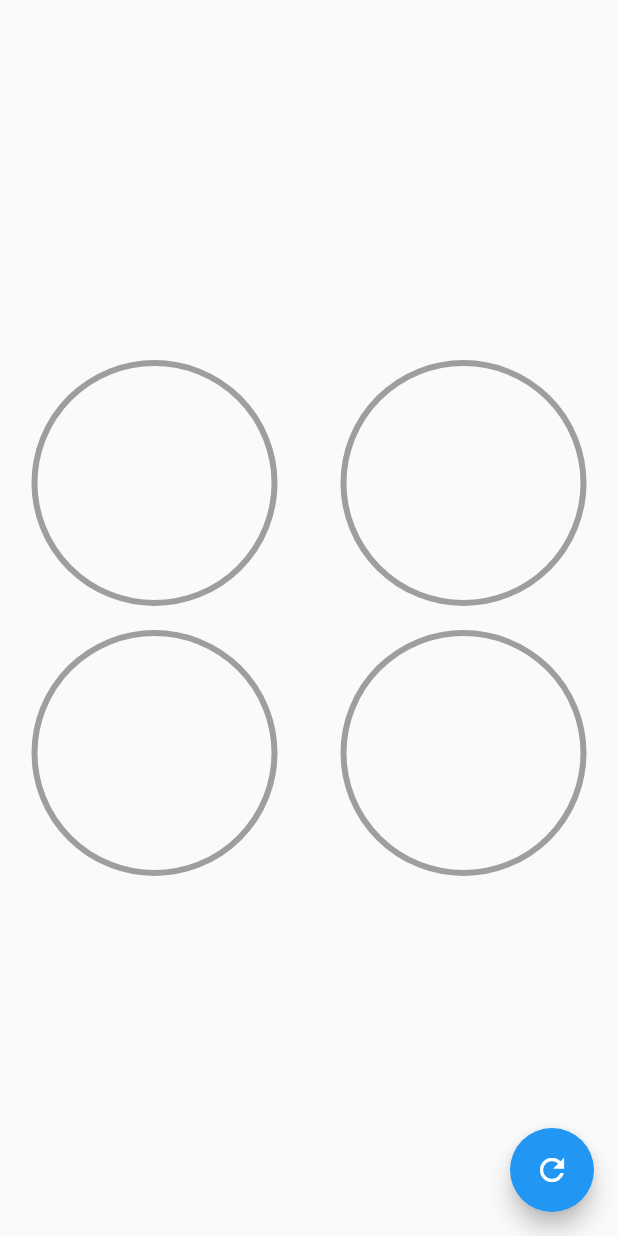
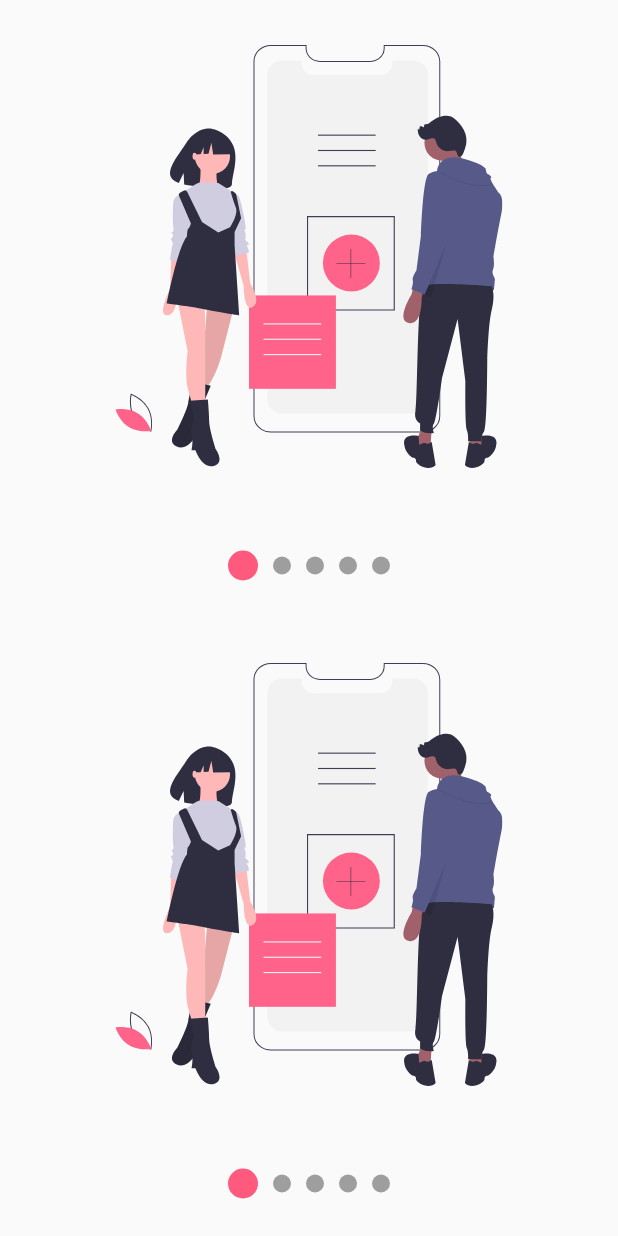
Before and after one commit to iKurito/fl_disenos_app, a Flutter app: the screen it shows after launch, on a phone screen of 412 x 824 dp. Run offline on Flutter 3.47's test engine with Material 2 defaults, Android fonts, the phone set to English and light mode, and no system bars; our stand-ins replace flutter_svg.

Commit message:
slideshow design

```diff
--- a/lib/main.dart
+++ b/lib/main.dart
@@ -12,7 +12,7 @@
     return const MaterialApp(
       debugShowCheckedModeBanner: false,
       title: 'Diseños App',
-      home: GraficasCircularesPage()
+      home: SlideshowPage()
     );
   }
 }
--- /dev/null
+++ b/lib/src/labs/slideshow_page.dart
@@ -0,0 +1,133 @@
+import 'package:fl_disenos_app/src/models/slider_model.dart';
+import 'package:flutter/material.dart';
+import 'package:flutter_svg/flutter_svg.dart';
+import 'package:provider/provider.dart';
+
+class SlideShowPage extends StatelessWidget {
+
+  const SlideShowPage({Key? key}) : super(key: key);
+
+  @override
+  Widget build(BuildContext context) {
+    return ChangeNotifierProvider(
+      create: (_) => SliderModel(),
+      child: Scaffold(
+        body: Center(
+           child: Column(
+            children: const [
+              Expanded(
+                child: _Slides()
+              ),
+              _Dots()
+            ],
+           )
+        ),
+      ),
+    );
+  }
+}
+
+class _Dots extends StatelessWidget {
+  const _Dots({Key? key}) : super(key: key);
+
+  @override
+  Widget build(BuildContext context) {
+    return SizedBox(
+      width: double.infinity,
+      height: 70,
+      // color: Colors.red,
+      child: Row(
+        mainAxisAlignment: MainAxisAlignment.center,
+        children: const [
+          _Dot(index: 0),
+          _Dot(index: 1),
+          _Dot(index: 2)
+        ],
+      )
+    );
+  }
+}
+
+class _Dot extends StatelessWidget {
+  const _Dot({
+    Key? key,
+    required this.index,
+  }) : super(key: key);
+
+  final int index;
+
+  @override
+  Widget build(BuildContext context) {
+    final pageViewIndex = Provider.of<SliderModel>(context).currentPage;
+
+    return AnimatedContainer(
+      duration: const Duration(milliseconds: 200),
+      width: 12,
+      height: 12,
+      margin: const EdgeInsets.symmetric(horizontal: 5),
+      decoration: BoxDecoration(
+        color: (pageViewIndex >= index - 0.5 && pageViewIndex < index + 0.5) ? Colors.blue : Colors.grey,
+        shape: BoxShape.circle
+      ),
+    );
+  }
+}
+
+class _Slides extends StatefulWidget {
+  const _Slides({Key? key}) : super(key: key);
+
+  @override
+  State<_Slides> createState() => _SlidesState();
+}
+
+class _SlidesState extends State<_Slides> {
+  final pageViewController = PageController();
+
+  @override
+  void initState() {
+    super.initState();
+    pageViewController.addListener(() {
+      Provider.of<SliderModel>(context, listen: false).currentPage = pageViewController.page!;
+    });
+  }
+
+  @override
+  void dispose() {
+    pageViewController.dispose();
+    super.dispose();
+  }
+
+  @override
+  Widget build(BuildContext context) {
+    return Container(
+      child: PageView(
+        controller: pageViewController,
+        physics: const BouncingScrollPhysics(),
+        children: const <Widget> [
+          _Slide(svg: 'assets/svgs/slide-1.svg'),
+          _Slide(svg: 'assets/svgs/slide-2.svg'),
+          _Slide(svg: 'assets/svgs/slide-3.svg'),
+        ],
+      )
+    );
+  }
+}
+
+class _Slide extends StatelessWidget {
+  const _Slide({
+    Key? key,
+    required this.svg
+  }) : super(key: key);
+
+  final String svg;
+
+  @override
+  Widget build(BuildContext context) {
+    return Container(
+      width: double.infinity,
+      height: double.infinity,
+      padding: const EdgeInsets.all(30),
+      child: SvgPicture.asset(svg),
+    );
+  }
+}
--- /dev/null
+++ b/lib/src/models/slider_model.dart
@@ -0,0 +1,12 @@
+import 'package:flutter/material.dart';
+
+class SliderModel with ChangeNotifier {
+  double _currentPage = 0;
+
+  double get currentPage => _currentPage;
+
+  set currentPage(double value) {
+    _currentPage = value;
+    notifyListeners();
+  }
+}
--- a/lib/src/pages/pages.dart
+++ b/lib/src/pages/pages.dart
@@ -1,3 +1,4 @@
+export 'package:fl_disenos_app/src/pages/slideshow_page.dart';
 export 'package:fl_disenos_app/src/pages/graficas_circulares_page.dart';
 export 'package:fl_disenos_app/src/pages/animaciones_page.dart';
 export 'package:fl_disenos_app/src/pages/headers_page.dart';
--- /dev/null
+++ b/lib/src/pages/slideshow_page.dart
@@ -0,0 +1,45 @@
+import 'package:flutter/material.dart';
+
+import 'package:fl_disenos_app/src/widgets/widgets.dart';
+import 'package:flutter_svg/flutter_svg.dart';
+
+class SlideshowPage extends StatelessWidget {
+
+  const SlideshowPage({Key? key}) : super(key: key);
+
+  @override
+  Widget build(BuildContext context) {
+    return Scaffold(
+      body: Column(
+        children: const [
+          Expanded(child: MiSlideshow()),
+          Expanded(child: MiSlideshow()),
+        ],
+      )
+    );
+  }
+}
+
+class MiSlideshow extends StatelessWidget {
+  const MiSlideshow({
+    Key? key,
+  }) : super(key: key);
+
+  @override
+  Widget build(BuildContext context) {
+    return Slideshow(
+      bulletPrimario: 20,
+      bulletSecundario: 12,
+      // puntosArriba: true,
+      colorPrimario: const Color(0xffFF5A7E),
+      // colorSecundario: Colors.indigo,
+      slides: <Widget> [
+        SvgPicture.asset('assets/svgs/slide-1.svg'),
+        SvgPicture.asset('assets/svgs/slide-2.svg'),
+        SvgPicture.asset('assets/svgs/slide-3.svg'),
+        SvgPicture.asset('assets/svgs/slide-4.svg'),
+        SvgPicture.asset('assets/svgs/slide-5.svg'),
+      ],
+    );
+  }
+}
--- /dev/null
+++ b/lib/src/widgets/slideshow.dart
@@ -0,0 +1,237 @@
+import 'package:flutter/material.dart';
+
+import 'package:provider/provider.dart';
+
+class Slideshow extends StatelessWidget {
+  const Slideshow({
+    Key? key,
+    required this.slides,
+    this.puntosArriba = false,
+    this.colorPrimario = Colors.blue,
+    this.colorSecundario = Colors.grey,
+    this.bulletPrimario = 12,
+    this.bulletSecundario = 12
+  }) : super(key: key);
+
+  final List<Widget> slides;
+  final bool puntosArriba;
+  final Color colorPrimario;
+  final Color colorSecundario;
+  final double bulletPrimario;
+  final double bulletSecundario;
+
+  @override
+  Widget build(BuildContext context) {
+    return ChangeNotifierProvider(
+      create: (_) => _SlideshowModel(),
+      child: SafeArea(
+        child: Center(
+          child: Builder(
+            builder: (BuildContext context) {
+              Provider.of<_SlideshowModel>(context).colorPrimario = colorPrimario;
+              Provider.of<_SlideshowModel>(context).colorSecundario = colorSecundario;
+              Provider.of<_SlideshowModel>(context).bulletPrimario = bulletPrimario;
+              Provider.of<_SlideshowModel>(context).bulletSecundario = bulletSecundario;
+              return _CrearEstucturaSlideshow(puntosArriba: puntosArriba, slides: slides);
+            },
+          )
+        ),
+      ),
+    );
+  }
+}
+
+class _CrearEstucturaSlideshow extends StatelessWidget {
+  const _CrearEstucturaSlideshow({
+    Key? key,
+    required this.puntosArriba,
+    required this.slides,
+  }) : super(key: key);
+
+  final bool puntosArriba;
+  final List<Widget> slides;
+
+  @override
+  Widget build(BuildContext context) {
+    return Column(
+    children: [
+      if (puntosArriba)
+        _Dots(
+          size: slides.length,
+        ),
+      Expanded(
+        child: _Slides(slides: slides)
+      ),
+      if (!puntosArriba)
+        _Dots(
+          size: slides.length,
+        ),
+    ],
+    );
+  }
+}
+
+class _Dots extends StatelessWidget {
+  const _Dots({
+    Key? key,
+    required this.size,
+  }) : super(key: key);
+
+  final int size;
+
+  @override
+  Widget build(BuildContext context) {
+    return SizedBox(
+      width: double.infinity,
+      height: 70,
+      // color: Colors.red,
+      child: Row(
+        mainAxisAlignment: MainAxisAlignment.center,
+        children: List.generate(
+          size, (index) => _Dot(
+            index: index
+          )
+        ),
+      )
+    );
+  }
+}
+
+class _Dot extends StatelessWidget {
+  const _Dot({
+    Key? key,
+    required this.index,
+  }) : super(key: key);
+
+  final int index;
+
+  @override
+  Widget build(BuildContext context) {
+    final ssModel = Provider.of<_SlideshowModel>(context);
+    double tamano = 0;
+    Color color;
+
+    if (ssModel.currentPage >= index - 0.5 && ssModel.currentPage < index + 0.5) {
+      tamano = ssModel.bulletPrimario;
+      color = ssModel.colorPrimario;
+    } else {
+      tamano = ssModel.bulletSecundario;
+      color = ssModel.colorSecundario;
+    }
+
+    return AnimatedContainer(
+      duration: const Duration(milliseconds: 200),
+      width: tamano,
+      height: tamano,
+      margin: const EdgeInsets.symmetric(horizontal: 5),
+      decoration: BoxDecoration(
+        color: color,
+        shape: BoxShape.circle
+      ),
+    );
+  }
+}
+
+class _Slides extends StatefulWidget {
+  const _Slides({
+    Key? key,
+    required this.slides
+  }) : super(key: key);
+
+  final List<Widget> slides;
+
+  @override
+  State<_Slides> createState() => _SlidesState();
+}
+
+class _SlidesState extends State<_Slides> {
+  final pageViewController = PageController();
+
+  @override
+  void initState() {
+    super.initState();
+    pageViewController.addListener(() {
+      Provider.of<_SlideshowModel>(context, listen: false).currentPage = pageViewController.page!;
+    });
+  }
+
+  @override
+  void dispose() {
+    pageViewController.dispose();
+    super.dispose();
+  }
+
+  @override
+  Widget build(BuildContext context) {
+    return Container(
+      child: PageView(
+        controller: pageViewController,
+        physics: const BouncingScrollPhysics(),
+        // children: const <Widget> [
+        //   _Slide(svg: 'assets/svgs/slide-1.svg'),
+        //   _Slide(svg: 'assets/svgs/slide-2.svg'),
+        //   _Slide(svg: 'assets/svgs/slide-3.svg'),
+        // ],
+        children: widget.slides.map((slide) => _Slide(slide: slide)).toList(),
+      )
+    );
+  }
+}
+
+class _Slide extends StatelessWidget {
+  const _Slide({
+    Key? key,
+    required this.slide
+  }) : super(key: key);
+
+  final Widget slide;
+
+  @override
+  Widget build(BuildContext context) {
+    return Container(
+      width: double.infinity,
+      height: double.infinity,
+      padding: const EdgeInsets.all(30),
+      child: slide
+    );
+  }
+}
+
+class _SlideshowModel with ChangeNotifier {
+  double _currentPage = 0;
+  Color _colorPrimario = Colors.blue;
+  Color _colorSecundario = Colors.grey;
+  double _bulletPrimario = 12;
+  double _bulletSecundario = 12;
+
+  double get currentPage => _currentPage;
+
+  set currentPage(double value) {
+    _currentPage = value;
+    notifyListeners();
+  }
+
+  Color get colorPrimario => _colorPrimario;
+
+  set colorPrimario(Color color) {
+    _colorPrimario = color;
+  }
+
+  Color get colorSecundario => _colorSecundario;
+
+  set colorSecundario(Color color) {
+    _colorSecundario = color;
+  }
+
+  double get bulletPrimario => _bulletPrimario;
+
+  set bulletPrimario(double bullet) {
+    _bulletPrimario = bullet;
+  }
+
+  double get bulletSecundario => _bulletSecundario;
+
+  set bulletSecundario(double bullet) {
+    _bulletSecundario = bullet;
+  }
+}
--- a/lib/src/widgets/widgets.dart
+++ b/lib/src/widgets/widgets.dart
@@ -1,2 +1,3 @@
+export 'package:fl_disenos_app/src/widgets/slideshow.dart';
 export 'package:fl_disenos_app/src/widgets/radial_progress.dart';
 export 'package:fl_disenos_app/src/widgets/headers.dart';
```
Also changed, not shown: pubspec.yaml (+7 -13 lines), assets/svgs/slide-1.svg (added), assets/svgs/slide-2.svg (added), assets/svgs/slide-3.svg (added), assets/svgs/slide-4.svg (added), assets/svgs/slide-5.svg (added), pubspec.lock.
